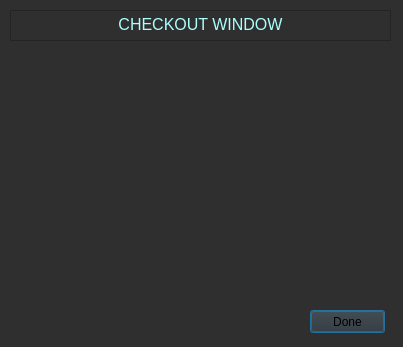
Old version of the form Project 4/checkout.ui in the repository ecdev456/Nonogram-SE.
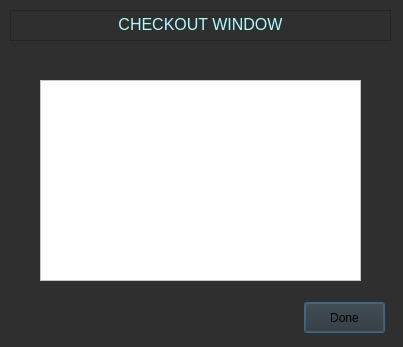
New version of the form.

```diff
--- a/Project 4/checkout.ui
+++ b/Project 4/checkout.ui
@@ -36,16 +36,30 @@
   <widget class="QPushButton" name="doneButton">
    <property name="geometry">
     <rect>
-     <x>310</x>
-     <y>310</y>
-     <width>75</width>
-     <height>23</height>
+     <x>304</x>
+     <y>302</y>
+     <width>81</width>
+     <height>31</height>
     </rect>
    </property>
    <property name="text">
     <string>Done</string>
    </property>
   </widget>
+  <widget class="QTextEdit" name="checkoutText">
+   <property name="geometry">
+    <rect>
+     <x>40</x>
+     <y>80</y>
+     <width>321</width>
+     <height>201</height>
+    </rect>
+   </property>
+   <property name="styleSheet">
+    <string notr="true">background-color: rgb(255, 255, 255);
+color: rgb(6, 6, 6);</string>
+   </property>
+  </widget>
  </widget>
  <resources/>
  <connections/>
```
